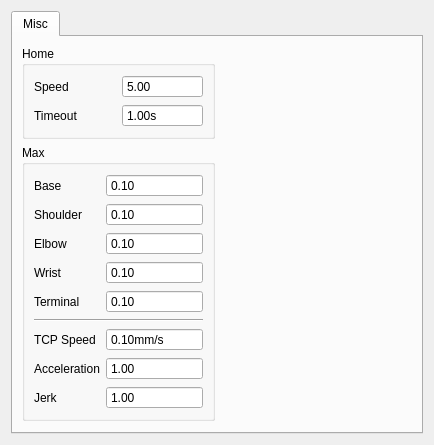
The window that source/plugin/t4/advpara.ui (ww4u/mct-t4) describes before a commit, drawn with Qt 5.
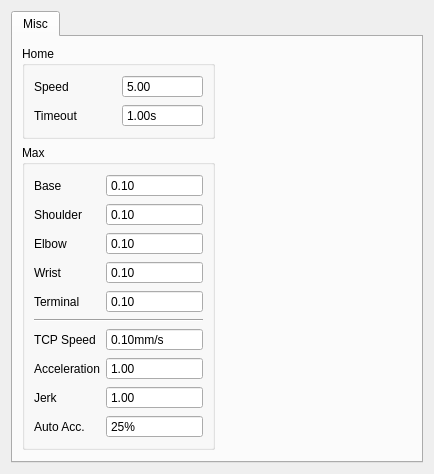
The same window after the commit.

Commit message: auto acc

```diff
--- a/source/plugin/t4/advpara.ui
+++ b/source/plugin/t4/advpara.ui
@@ -7,7 +7,7 @@
     <x>0</x>
     <y>0</y>
     <width>434</width>
-    <height>395</height>
+    <height>398</height>
    </rect>
   </property>
   <property name="windowTitle">
@@ -223,6 +223,35 @@
             </property>
            </widget>
           </item>
+          <item row="9" column="0">
+           <widget class="QLabel" name="label_11">
+            <property name="text">
+             <string>Auto Acc.</string>
+            </property>
+           </widget>
+          </item>
+          <item row="9" column="1">
+           <widget class="QSpinBox" name="spinAutoAcc">
+            <property name="toolTip">
+             <string>Decrease the acc</string>
+            </property>
+            <property name="buttonSymbols">
+             <enum>QAbstractSpinBox::NoButtons</enum>
+            </property>
+            <property name="suffix">
+             <string>%</string>
+            </property>
+            <property name="minimum">
+             <number>1</number>
+            </property>
+            <property name="maximum">
+             <number>100</number>
+            </property>
+            <property name="value">
+             <number>25</number>
+            </property>
+           </widget>
+          </item>
          </layout>
         </widget>
        </item>
```
Left out of the diff: 82 changed lines with no effect on the pictures. The commit also changes 5 other files.
